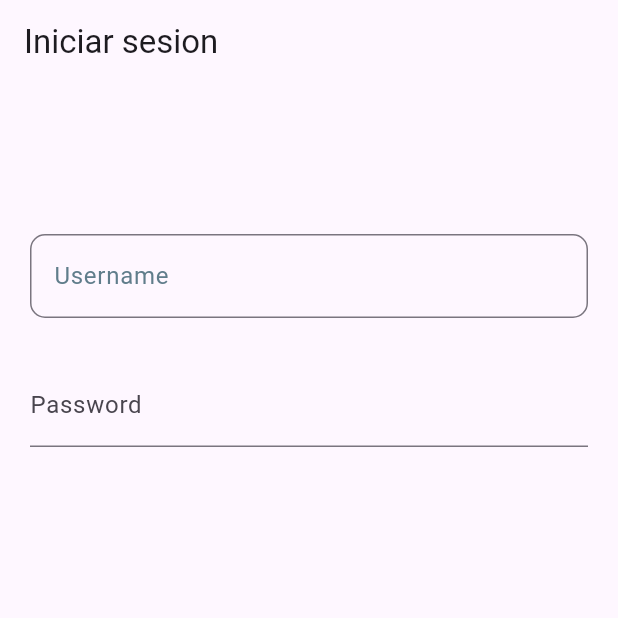
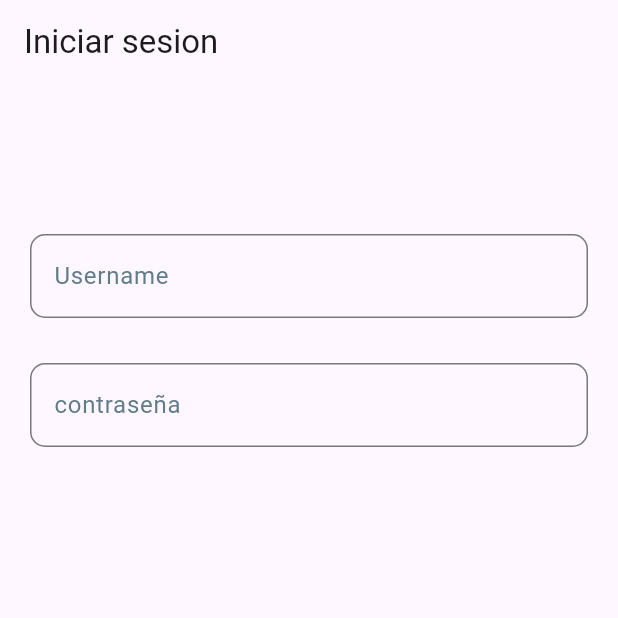
Before and after one commit to BeginerLord/flutter_connect_api, a Flutter app: the screen it shows after launch, on a phone screen of 412 x 824 dp, the top half of it. Run offline on Flutter 3.47's test engine with Material 3 defaults, Android fonts, the phone set to English and light mode, and no system bars; our stand-ins replace dio, flutter_dotenv, flutter_hooks, jwt_decoder, shared_preferences.

Commit message:
Add CustomTextField widget for improved password input handling in login screen

```diff
--- a/lib/screens/login/login_screen.dart
+++ b/lib/screens/login/login_screen.dart
@@ -1,4 +1,5 @@
 import 'package:api_to_connet/hooks/Auth/login.dart';
+import 'package:api_to_connet/widgets/Inputs/custom_text_field.dart';
 import 'package:flutter/material.dart';
 import 'package:flutter_hooks/flutter_hooks.dart';
 
@@ -11,11 +12,11 @@ class LoginScreen extends HookWidget {
 
     return Scaffold(
       appBar: AppBar(title: Text('Iniciar sesion')),
-        body: Padding(padding: const EdgeInsets.only(left: 20.0, right: 20.0,top: 100.0),
+      body: Padding(
+        padding: const EdgeInsets.only(left: 20.0, right: 20.0, top: 100.0),
         child: Center(
           child: Column(
             children: [
-
               TextField(
                 controller: usernameController,
                 decoration: InputDecoration(
@@ -28,15 +29,13 @@ class LoginScreen extends HookWidget {
                     borderRadius: BorderRadius.circular(10.0),
                     borderSide: BorderSide(color: Colors.blue),
                   ),
-
                 ),
               ),
               SizedBox(height: 30.0), // Espacio entre los dos TextField
-                  TextField(
+              CustomTextField(
                 controller: passwordController,
-                      decoration: InputDecoration(labelText: 'Password'),
+                labelText: 'contraseña',
                 obscureText: true,
-
               )
             ],
           ),
--- /dev/null
+++ b/lib/widgets/Inputs/custom_text_field.dart
@@ -0,0 +1,34 @@
+import 'package:flutter/material.dart';
+
+class CustomTextField extends StatelessWidget {
+
+  final TextEditingController controller;
+  final String labelText;
+  final bool obscureText;
+
+//constructor
+  CustomTextField({
+    required this.controller,
+    required this.labelText,
+    this.obscureText = false,
+  });
+
+  @override
+  Widget build(BuildContext context) {
+   return TextField(
+    controller: controller,
+    decoration: InputDecoration(
+      labelText: labelText,
+      labelStyle: TextStyle(color: Colors.blueGrey),
+      border: OutlineInputBorder(
+        borderRadius: BorderRadius.circular(10.0),
+      ),
+      focusedBorder: OutlineInputBorder(
+        borderRadius: BorderRadius.circular(10.0),
+        borderSide: BorderSide(color: Colors.red),
+      ),
+    ),
+    obscureText: obscureText,
+   );
+  }
+}
```
Lines whose indentation alone changed are shown as unchanged.
